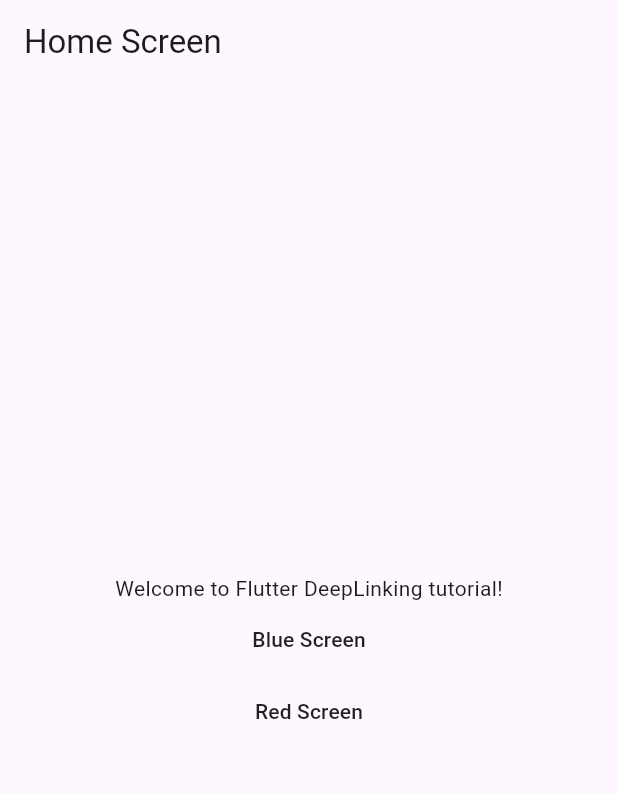
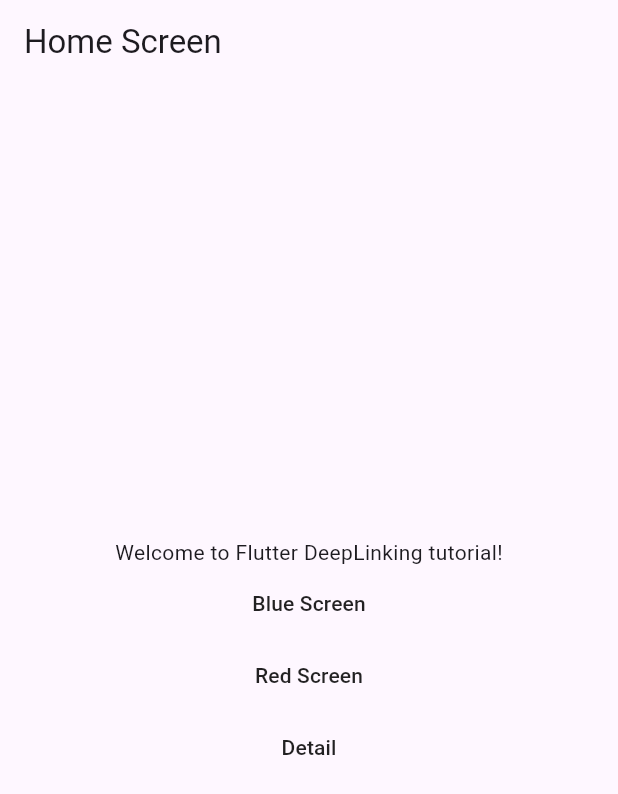
Before and after one commit to ravshan1119/deeplinking_example, a Flutter app: the screen it shows after launch, on a phone screen of 412 x 824 dp. Shown: the top 794 px of the screen. Run offline on Flutter 3.47's test engine with Material 3 defaults, Android fonts, the phone set to English and light mode, and no system bars; our stand-ins replace go_router.

Commit message:
success update

```diff
--- /dev/null
+++ b/lib/detail.dart
@@ -0,0 +1,19 @@
+import 'package:flutter/material.dart';
+
+class Detail extends StatelessWidget {
+  const Detail({super.key, required this.id});
+  final String id;
+
+  @override
+  Widget build(BuildContext context) {
+    return Scaffold(
+      backgroundColor: Colors.green,
+      appBar: AppBar(
+        title: const Text("Detail Screen"),
+      ),
+      body: Center(
+        child: Text("Detail Screen: $id"),
+      ),
+    );
+  }
+}
--- a/lib/go_router.dart
+++ b/lib/go_router.dart
@@ -1,4 +1,5 @@
 import 'package:deeplinking_example/blue_page.dart';
+import 'package:deeplinking_example/detail.dart';
 import 'package:deeplinking_example/home.dart';
 import 'package:deeplinking_example/product.dart';
 import 'package:deeplinking_example/red_page.dart';
@@ -8,6 +9,10 @@ final goRouter = GoRouter(
   routes: [
     GoRoute(
       path: '/',
+      builder: (context, state) => const Home(),
+    ),
+    GoRoute(
+      path: "/home",
       builder: (context, state) => const Home(),
     ),
     GoRoute(
@@ -26,5 +31,21 @@ final goRouter = GoRouter(
             id: "$id",
           );
         }),
+    GoRoute(
+        path: '/detail/:id',
+        builder: (context, state) {
+          final id = state.pathParameters['id'];
+          return Detail(
+            id: "$id",
+          );
+        }),
+    GoRoute(
+        path: '/home/detail/:id',
+        builder: (context, state) {
+          final id = state.pathParameters['id'];
+          return Detail(
+            id: "$id",
+          );
+        }),
   ],
 );
--- a/lib/home.dart
+++ b/lib/home.dart
@@ -1,6 +1,9 @@
 import 'package:deeplinking_example/blue_page.dart';
+import 'package:deeplinking_example/detail.dart';
+import 'package:deeplinking_example/go_router.dart';
 import 'package:deeplinking_example/red_page.dart';
 import 'package:flutter/material.dart';
+import 'package:go_router/go_router.dart';
 
 class Home extends StatelessWidget {
   const Home({super.key});
@@ -32,6 +35,12 @@ class Home extends StatelessWidget {
               },
               child: const Text('Red Screen'),
             ),
+            MaterialButton(
+              onPressed: () {
+                goRouter.push("/detail/1");
+              },
+              child: const Text('Detail'),
+            ),
           ],
         ),
       ),
```
Also changed, not shown: 1 other file.
